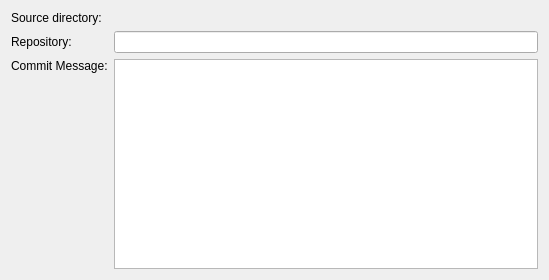
KDE/kdevelop, file plugins/subversion/ui/importmetadatawidget.ui: the form before one commit.
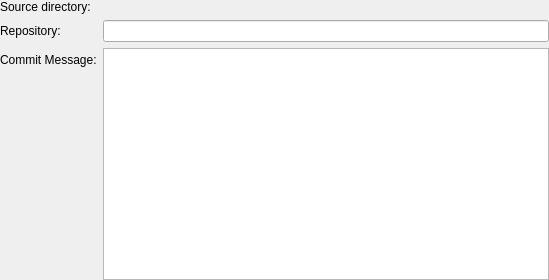
The form after the commit. Custom widgets are drawn as their Qt base class.

Commit message: SvnImportMetadataWidget: Turn into QFormLayout

Patch:
```diff
--- a/plugins/subversion/ui/importmetadatawidget.ui
+++ b/plugins/subversion/ui/importmetadatawidget.ui
@@ -10,7 +10,10 @@
     <height>280</height>
    </rect>
   </property>
-  <layout class="QGridLayout">
+  <layout class="QFormLayout">
+   <property name="margin">
+    <number>0</number>
+   </property>
    <item row="0" column="0">
     <widget class="QLabel" name="labelForSrc">
      <property name="text">
@@ -42,16 +45,20 @@
     <widget class="KUrlRequester" name="srcEdit"/>
    </item>
    <item row="2" column="1">
-    <widget class="KTextEdit" name="message"/>
+    <widget class="KTextEdit" name="message">
+     <property name="sizePolicy">
+      <sizepolicy hsizetype="Expanding" vsizetype="Expanding">
+       <horstretch>0</horstretch>
+       <verstretch>1</verstretch>
+      </sizepolicy>
+     </property>
+    </widget>
    </item>
    <item row="2" column="0">
     <widget class="QLabel" name="label">
      <property name="text">
       <string>Commit Message:</string>
      </property>
-     <property name="alignment">
-      <set>Qt::AlignLeading|Qt::AlignLeft|Qt::AlignTop</set>
-     </property>
     </widget>
    </item>
   </layout>
```
